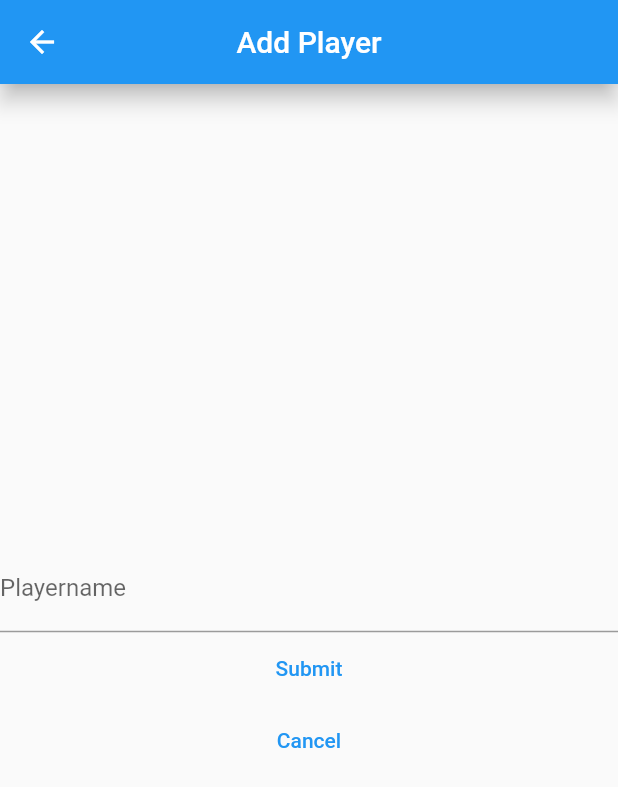
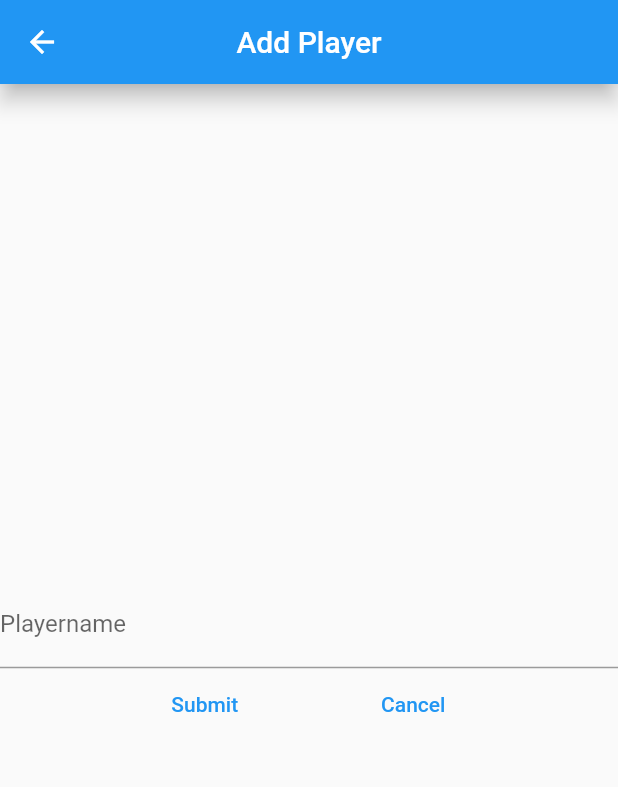
Before and after one commit to mmootz/six_in_a_row, a Flutter app: the AddplayersPage screen opened directly, on a phone screen of 412 x 824 dp. Shown: the top 787 px of the screen. Run offline on Flutter 3.47's test engine with Material 2 defaults, Android fonts, the phone set to English and light mode, and no system bars; our stand-ins replace confetti, flutter_animate, sqflite, sqflite_common, sqflite_common_ffi; missing offline and left inert: keep_screen_on; accounts and stored records are empty.

```diff
--- a/lib/data/games.dart
+++ b/lib/data/games.dart
@@ -1,5 +1,3 @@
-import 'dart:ffi';
-
 import 'package:flutter/material.dart';
 import 'package:six/data/gamesData.dart';
 import 'package:six/data/playerData.dart';
--- a/lib/screens/AddPlayer.dart
+++ b/lib/screens/AddPlayer.dart
@@ -57,13 +57,18 @@ class _AddplayersPageState extends State<AddplayersPage> {
               controller: newPlayerName,
               onSubmitted: (_) => submitData(context,newPlayerName.text),
               key: const ValueKey('PlayerNameBox')),
+          Row(mainAxisAlignment: MainAxisAlignment.center,
+            children: [
               TextButton(
                 onPressed: () => submitData(context,newPlayerName.text),
                 child: Text('Submit'),
                 key: const ValueKey('SubmitButton'),
               ),
+              SizedBox(width: 75),
               TextButton(onPressed: () => Navigator.pushNamed(context, 'MainMenu'),
-            child: Text('Cancel'),)
+                child: Text('Cancel'),),
+            ],
+          )
         ],
       ),
     );
--- a/lib/screens/MainMenu.dart
+++ b/lib/screens/MainMenu.dart
@@ -118,8 +118,10 @@ class _MainMenuState extends State<MainMenu> {
                   }
                 },
               ),
+
               BottomButton(
-                  text: 'Start Game', call: () => _showGameboard(context))
+                  text: 'Start Game', call: () => _showGameboard(context)),
+
             ],
           ),
         ),
```
Lines whose indentation alone changed are shown as unchanged.
